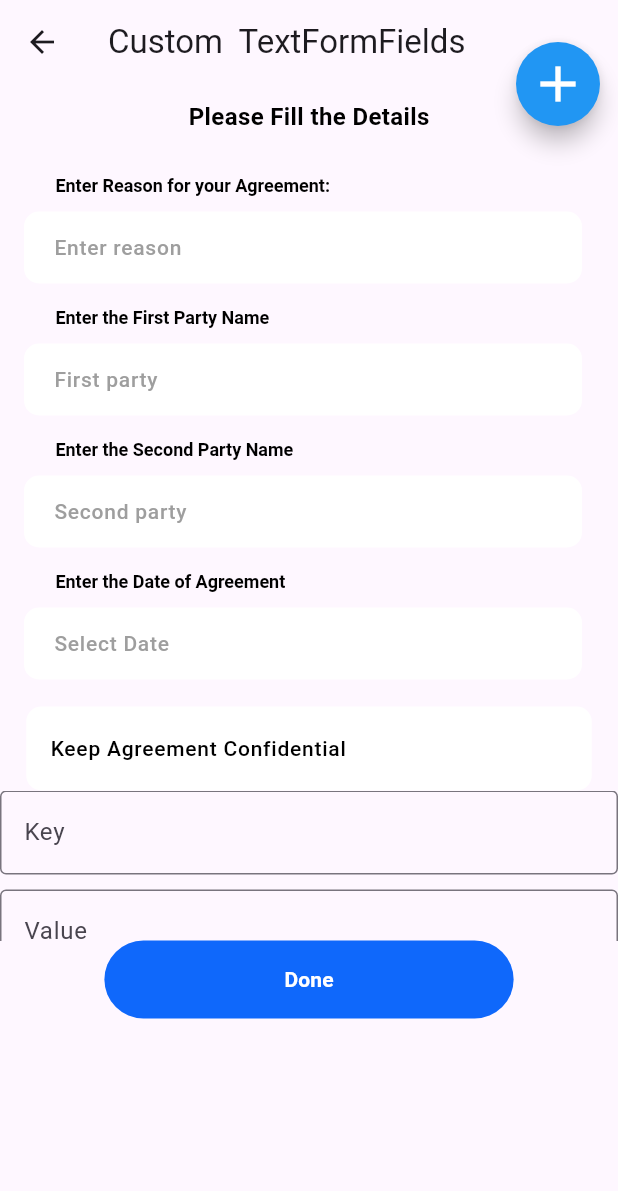
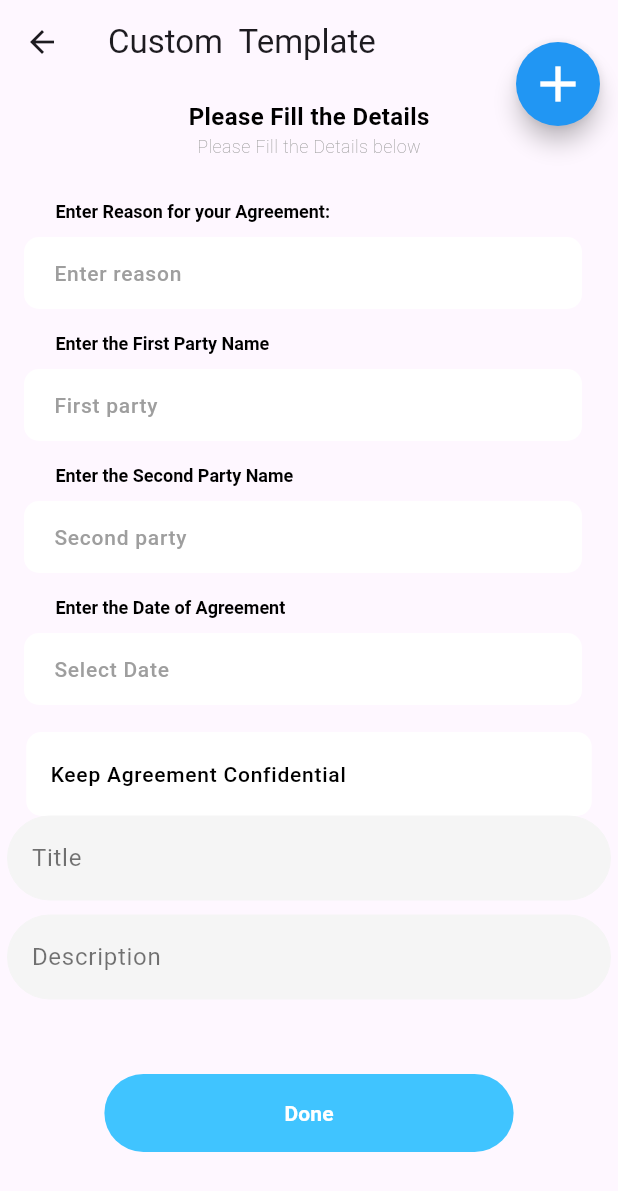
Before and after one commit to muhammadkhan38/FYP_LAM, a Flutter app: the DynamicTextFormFields screen opened directly, after a tap on the "add" icon, on a phone screen of 412 x 824 dp. Shown: the top 1191 px of the screen. Run offline on Flutter 3.47's test engine with Material 3 defaults, Android fonts, the phone set to English and light mode, and no system bars; our stand-ins replace connectivity_plus, flutter_svg, intl_phone_field, pin_code_fields, shared_preferences, signature; accounts and stored records are empty; project files that could hold a hidden picture were left out.

```diff
--- a/lib/Page_36.dart
+++ b/lib/Page_36.dart
@@ -1,3 +1,4 @@
+import 'package:final_year_project/customtextfieldwidget.dart';
 import 'package:flutter/material.dart';
 import 'package:http/http.dart' as http; // For making HTTP requests
 import 'dart:convert'; // For JSON encoding
@@ -113,7 +114,7 @@ class _DynamicTextFormFieldsState extends State<DynamicTextFormFields> {
     Size size = MediaQuery.of(context).size;
     return Scaffold(
       appBar: AppBar(
-        title: Text('Custom  TextFormFields'),
+        title: Text('Custom  Template'),
       ),
       floatingActionButtonLocation: FloatingActionButtonLocation.miniEndTop,
       floatingActionButton: FloatingActionButton(
@@ -134,6 +135,12 @@ class _DynamicTextFormFieldsState extends State<DynamicTextFormFields> {
                   fontWeight: FontWeight.w700,
                   fontSize: 16,
                   color: Color(0xff000000)),
+            ),const Text(
+              "Please Fill the Details below",
+              style: TextStyle(
+                  fontWeight: FontWeight.w100,
+                  fontSize: 12,
+                  color: Colors.grey),
             ),
             const SizedBox(height: 20),
             ReusableListTileWithInput(
@@ -205,10 +212,6 @@ class _DynamicTextFormFieldsState extends State<DynamicTextFormFields> {
             ),
             // ListView to display the dynamic fields
             Column(
-              children: [
-                Container(
-                  height: 100,
-                  child: ListView(
               children: descriptionController.entries.map((entry) {
                 return Padding(
                   padding: const EdgeInsets.only(bottom: 10),
@@ -216,21 +219,15 @@ class _DynamicTextFormFieldsState extends State<DynamicTextFormFields> {
                     crossAxisAlignment: CrossAxisAlignment.start,
                     children: [
                       // TextFormField for the key
-                            TextFormField(
-                              controller: descriptionkeyController[entry.key],
-                              decoration: InputDecoration(
-                                labelText: 'Key',
-                                border: OutlineInputBorder(),
-                              ),
+                      CustomTextFormField(
+                        controller: descriptionkeyController[entry.key] ?? TextEditingController(),
+                        hintText: "Title",
                       ),
                       SizedBox(height: 10),
                       // TextFormField for the value
-                            TextFormField(
+                      CustomTextFormField(
                         controller: entry.value,
-                              decoration: InputDecoration(
-                                labelText: 'Value',
-                                border: OutlineInputBorder(),
-                              ),
+                        hintText: 'Description',
                       ),
                       SizedBox(height: 40),
                     ],
@@ -238,12 +235,11 @@ class _DynamicTextFormFieldsState extends State<DynamicTextFormFields> {
                 );
               }).toList(),
             ),
-                ),
             TextButton(
               onPressed: _sendDataToAPI,
               style: ElevatedButton.styleFrom(
-                    foregroundColor: Colors.blueAccent,
-                    backgroundColor: const Color.fromRGBO(15, 104, 251, 1),
+                foregroundColor: Colors.lightBlueAccent,
+                backgroundColor:  Colors.lightBlueAccent,
                 elevation: 3,
                 shape: RoundedRectangleBorder(
                   borderRadius: BorderRadius.circular(30.0),
@@ -258,8 +254,6 @@ class _DynamicTextFormFieldsState extends State<DynamicTextFormFields> {
                     color: Colors.white,
                     fontWeight: FontWeight.w700),
               ),
-                ),
-              ],
             ),
           ],
         ),
@@ -281,7 +275,7 @@ class _DynamicTextFormFieldsState extends State<DynamicTextFormFields> {
 }
 
 
-
+//    controller: descriptionkeyController[entry.key],                          controller: entry.value,
 
 
 
--- a/lib/customtextfieldwidget.dart
+++ b/lib/customtextfieldwidget.dart
@@ -4,7 +4,7 @@ class CustomTextFormField extends StatelessWidget {
   final TextInputType? keyboardType;
   final TextEditingController controller;
   final String hintText;
-  final IconData icon;
+  final  icon;
   final bool readOnly; // ✅ readOnly کو سپورٹ کریں
   final VoidCallback? onTap;
   final String? Function(String?)? validator;
@@ -15,7 +15,7 @@ class CustomTextFormField extends StatelessWidget {
     required this.controller,
     required this.hintText,
     this.readOnly = false, // ✅ Default false رکھیں
-    required this.icon,
+     this.icon,
     this.validator,
     this.obscureText,
     this.keyboardType,
--- a/lib/page3.dart
+++ b/lib/page3.dart
@@ -294,7 +294,7 @@ class _Page3State extends State<Page3> {
                                 Navigator.push(
                                     context,
                                     MaterialPageRoute(
-                                        builder: (context) => Page4()));
+                                        builder: (context) => Page21()));
                               },
                               child: const Text('Sign Up',
                                   style: TextStyle(
```
Also changed, not shown: lib/CutomTextField.dart (+108 -108 lines). Lines whose indentation alone changed are shown as unchanged.
